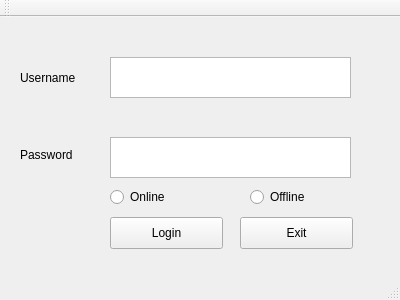
Qt form mainwindow.ui (shanos56/GroupAssignment) before a commit.
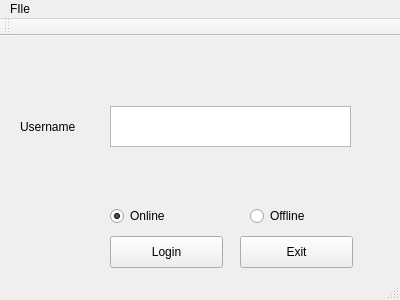
The same form after that commit.

What changed in the file:
```diff
--- a/mainwindow.ui
+++ b/mainwindow.ui
@@ -18,7 +18,7 @@
     <property name="geometry">
      <rect>
       <x>20</x>
-      <y>50</y>
+      <y>80</y>
       <width>71</width>
       <height>21</height>
      </rect>
@@ -27,34 +27,11 @@
      <string>Username</string>
     </property>
    </widget>
-   <widget class="QLabel" name="label_2">
-    <property name="geometry">
-     <rect>
-      <x>20</x>
-      <y>130</y>
-      <width>59</width>
-      <height>16</height>
-     </rect>
-    </property>
-    <property name="text">
-     <string>Password</string>
-    </property>
-   </widget>
    <widget class="QTextEdit" name="textEdit">
     <property name="geometry">
      <rect>
       <x>110</x>
-      <y>40</y>
-      <width>241</width>
-      <height>41</height>
-     </rect>
-    </property>
-   </widget>
-   <widget class="QTextEdit" name="textEdit_2">
-    <property name="geometry">
-     <rect>
-      <x>110</x>
-      <y>120</y>
+      <y>70</y>
       <width>241</width>
       <height>41</height>
      </rect>
@@ -98,6 +75,9 @@
     <property name="text">
      <string>Online</string>
     </property>
+    <property name="checked">
+     <bool>true</bool>
+    </property>
    </widget>
    <widget class="QRadioButton" name="radioButton_2">
     <property name="geometry">
@@ -122,6 +102,13 @@
      <height>22</height>
     </rect>
    </property>
+   <widget class="QMenu" name="menuFIle">
+    <property name="title">
+     <string>FIle</string>
+    </property>
+    <addaction name="actionQuit"/>
+   </widget>
+   <addaction name="menuFIle"/>
   </widget>
   <widget class="QToolBar" name="mainToolBar">
    <attribute name="toolBarArea">
```
Left out of the diff: 33 changed lines with no effect on the pictures.
